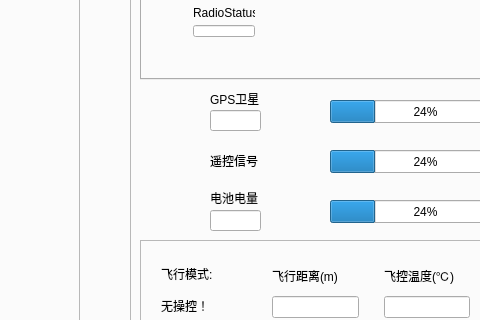
First picture: the form in station/src/mainwindow.ui, repository SJTU-Multicopter/crop_station, before the edit; both pictures show x 702 to 1182 and y 256 to 576 of the 1322 by 776 pixel window.
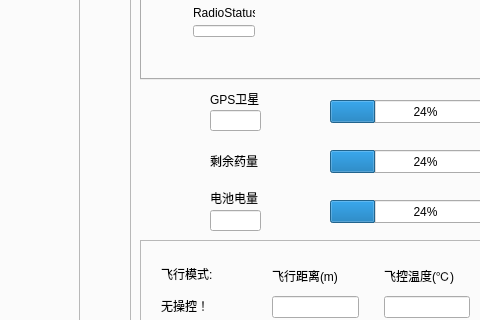
Second picture: the form after the edit. The open tabs and pages were chosen to show the change.

Diff of the .ui file:
```diff
--- a/station/src/mainwindow.ui
+++ b/station/src/mainwindow.ui
@@ -1825,7 +1825,7 @@
        </rect>
       </property>
       <property name="text">
-       <string>遥控信号</string>
+       <string>剩余药量</string>
       </property>
       <property name="wordWrap">
        <bool>true</bool>
```
Left out of the diff: 12 changed lines with no effect on the pictures.
